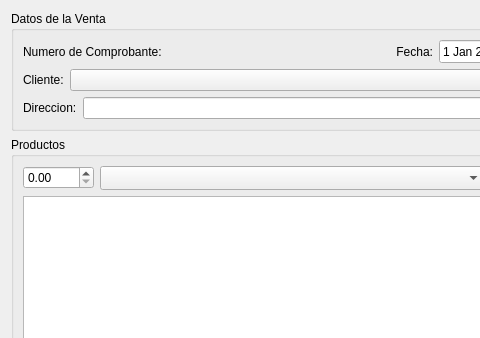
The window that trunk/plugins/ventas/FormAgregarVentaBase.ui (chungote/gestotux) describes before a commit, drawn with Qt 5; both pictures show x 0 to 480 and y 0 to 338 of the 594 by 567 pixel window.
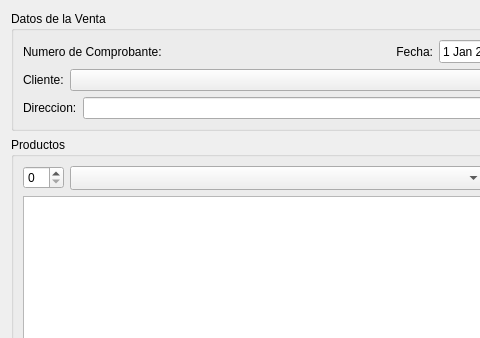
The same window after the commit. Custom widgets are drawn as their Qt base class.

The edit to the form file:
```diff
--- a/trunk/plugins/ventas/FormAgregarVentaBase.ui
+++ b/trunk/plugins/ventas/FormAgregarVentaBase.ui
@@ -111,11 +111,7 @@
       <item>
        <layout class="QHBoxLayout" name="hl4">
         <item>
-         <widget class="EDSBPrecio" name="DSBCant">
-          <property name="maximum">
-           <double>9999.989999999999782</double>
-          </property>
-         </widget>
+         <widget class="QSpinBox" name="DSBCant"/>
         </item>
         <item>
          <widget class="ECBProductos" name="CBProducto">
@@ -281,11 +277,6 @@
    <extends>QComboBox</extends>
    <header>ecbclientes.h</header>
   </customwidget>
-  <customwidget>
-   <class>EDSBPrecio</class>
-   <extends>QDoubleSpinBox</extends>
-   <header location="global">edsbprecio.h</header>
-  </customwidget>
  </customwidgets>
  <resources/>
  <connections/>
```
